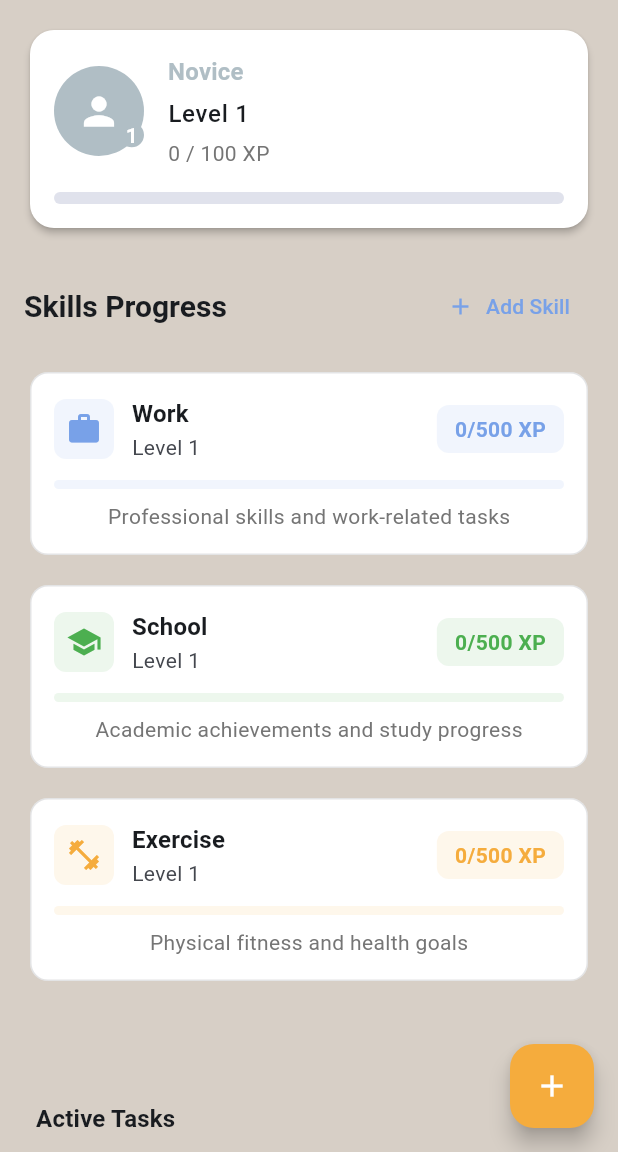
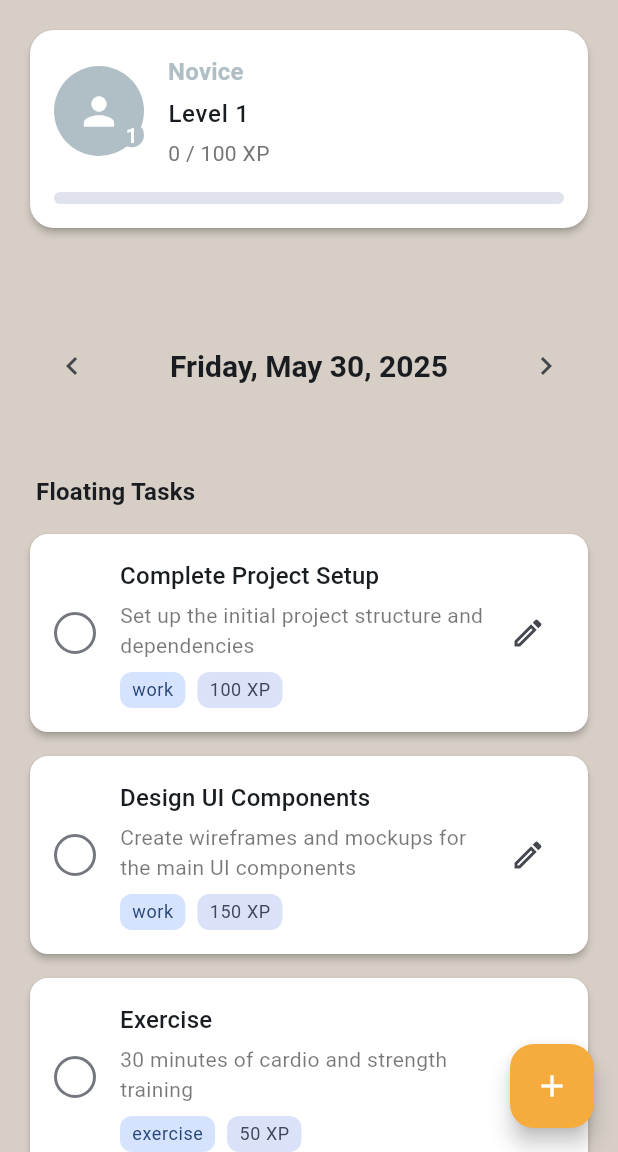
Before and after one commit to dukenewt/Levels, a Flutter app: the screen it shows after launch, on a phone screen of 412 x 824 dp, the part 84-1236 px from its top. Run offline on Flutter 3.47's test engine with Material 3 defaults, Android fonts, the phone set to English and light mode, and no system bars; our stand-ins replace cloud_firestore, firebase_auth, firebase_core, fl_chart, shared_preferences, table_calendar; accounts and stored records are empty; generated files the repository leaves out were written again.

Commit message:
Improve empty state and floating tasks: gradient background, floating tasks section, and correct placeholder logic

```diff
--- a/lib/screens/task_dashboard_screen.dart
+++ b/lib/screens/task_dashboard_screen.dart
@@ -17,6 +17,8 @@ import 'skill_details_screen.dart';
 import '../widgets/level_indicator.dart';
 import 'settings_screen.dart';
 import '../providers/settings_provider.dart';
+import 'package:table_calendar/table_calendar.dart';
+import 'package:intl/intl.dart';
 
 class TaskDashboardScreen extends StatefulWidget {
   const TaskDashboardScreen({Key? key}) : super(key: key);
@@ -31,10 +33,15 @@ class _TaskDashboardScreenState extends State<TaskDashboardScreen> {
   final List<String> _defaultCategories = ['Work', 'Personal', 'Health', 'Learning', 'Other'];
   List<String> _customCategories = [];
 
+  DateTime _focusedDay = DateTime.now();
+  DateTime? _selectedDay;
+
   @override
   void initState() {
     super.initState();
     _scrollController.addListener(_scrollListener);
+    _selectedDay = DateTime.now();
+    _focusedDay = DateTime.now();
   }
 
   @override
@@ -126,7 +133,50 @@ class _TaskDashboardScreenState extends State<TaskDashboardScreen> {
   Widget build(BuildContext context) {
     final userProvider = Provider.of<UserProvider>(context);
     final taskProvider = Provider.of<TaskProvider>(context);
+    final skillProvider = Provider.of<SkillProvider>(context);
     final theme = Theme.of(context);
+
+    // Ensure skills are loaded
+    if (skillProvider.skills.isEmpty) {
+      skillProvider.loadSkills();
+    }
+
+    // Filter tasks for selected day
+    List<Task> filteredTasks = _selectedDay == null
+      ? taskProvider.getFilteredActiveTasks(context)
+      : taskProvider.getFilteredActiveTasks(context).where((task) {
+          if (task.dueDate == null) return false;
+          return task.dueDate!.year == _selectedDay!.year &&
+                 task.dueDate!.month == _selectedDay!.month &&
+                 task.dueDate!.day == _selectedDay!.day;
+        }).toList();
+
+    // All Day tasks: tasks with a date but no time (00:00)
+    List<Task> allDayTasks = filteredTasks.where((task) {
+      if (task.dueDate == null) return false;
+      return task.dueDate!.hour == 0 && task.dueDate!.minute == 0;
+    }).toList();
+
+    // Timed tasks: tasks with a date and a time
+    List<Task> timedTasks = filteredTasks.where((task) {
+      if (task.dueDate == null) return false;
+      return !(task.dueDate!.hour == 0 && task.dueDate!.minute == 0);
+    }).toList();
+
+    // No Date tasks: tasks with no dueDate at all
+    List<Task> noDateTasks = taskProvider.getFilteredActiveTasks(context).where((task) => task.dueDate == null).toList();
+
+    // Get tasks for the next 7 days (week view)
+    List<Map<String, dynamic>> weekTasks = List.generate(7, (i) {
+      final day = _focusedDay.add(Duration(days: i - _focusedDay.weekday + 1));
+      final tasksForDay = taskProvider.getFilteredActiveTasks(context).where((task) {
+        if (task.dueDate == null) return false;
+        return task.dueDate!.year == day.year &&
+               task.dueDate!.month == day.month &&
+               task.dueDate!.day == day.day;
+      }).toList();
+      return {'date': day, 'tasks': tasksForDay};
+    });
 
     return Scaffold(
       drawer: Drawer(
@@ -285,36 +335,170 @@ class _TaskDashboardScreenState extends State<TaskDashboardScreen> {
                     },
                   ),
                   const SizedBox(height: 24),
-
-                  // Skills Progress Section
-                  Row(
+                ],
+              ),
+            ),
+          ),
+          // Calendar Widget
+          SliverToBoxAdapter(
+            child: Padding(
+              padding: const EdgeInsets.symmetric(horizontal: 16.0, vertical: 8.0),
+              child: Column(
+                crossAxisAlignment: CrossAxisAlignment.start,
+                children: [
+                  // Daily View Header ONLY (no calendar)
+                  Padding(
+                    padding: const EdgeInsets.symmetric(horizontal: 8.0, vertical: 16.0),
+                    child: Row(
                       mainAxisAlignment: MainAxisAlignment.spaceBetween,
                       children: [
+                        IconButton(
+                          icon: const Icon(Icons.chevron_left),
+                          onPressed: () {
+                            setState(() {
+                              _selectedDay = _selectedDay?.subtract(const Duration(days: 1));
+                              _focusedDay = _focusedDay.subtract(const Duration(days: 1));
+                            });
+                          },
+                        ),
                         Text(
-                        'Skills Progress',
+                          DateFormat('EEEE, MMMM d, yyyy').format(_selectedDay ?? DateTime.now()),
                           style: theme.textTheme.titleLarge?.copyWith(
                             fontWeight: FontWeight.bold,
                           ),
                         ),
-                      TextButton.icon(
+                        IconButton(
+                          icon: const Icon(Icons.chevron_right),
                           onPressed: () {
-                          Navigator.push(
-                            context,
-                            MaterialPageRoute(builder: (context) => const SkillsScreen()),
-                          );
+                            setState(() {
+                              _selectedDay = _selectedDay?.add(const Duration(days: 1));
+                              _focusedDay = _focusedDay.add(const Duration(days: 1));
+                            });
                           },
-                        icon: const Icon(Icons.add),
-                        label: const Text('Add Skill'),
-                        style: TextButton.styleFrom(
-                          foregroundColor: theme.colorScheme.primary,
+                        ),
+                      ],
                     ),
                   ),
                 ],
               ),
-                  const SizedBox(height: 16),
+            ),
+          ),
+          if (filteredTasks.isEmpty && noDateTasks.isEmpty)
+            const SliverFillRemaining(
+              child: EmptyTasksPlaceholder(),
+            )
+          else ...[
+            SliverList(
+              delegate: SliverChildListDelegate([
+                // Active Tasks Section
+                if (timedTasks.isNotEmpty) ...[
+                  Padding(
+                    padding: const EdgeInsets.fromLTRB(24, 24, 24, 8),
+                    child: Text(
+                      'Tasks for ${DateFormat('MMM d, yyyy').format(_selectedDay!)}',
+                      style: Theme.of(context).textTheme.titleMedium?.copyWith(
+                        fontWeight: FontWeight.w600,
+                      ),
+                    ),
+                  ),
+                  ...timedTasks.map((task) => Padding(
+                    padding: const EdgeInsets.symmetric(horizontal: 16.0, vertical: 4.0),
+                    child: TaskTile(
+                      key: ValueKey("active-${task.id}"),
+                      task: task,
+                      onDismissed: (direction) async {
+                        await taskProvider.completeTask(task.id);
+                        if (!mounted) return;
+                        setState(() {}); // Refresh the UI after task completion
+                      },
+                    ),
+                  )).toList(),
+                ],
+                if (allDayTasks.isNotEmpty) ...[
+                  Padding(
+                    padding: const EdgeInsets.fromLTRB(24, 16, 24, 8),
+                    child: Text(
+                      'All Day',
+                      style: Theme.of(context).textTheme.titleMedium?.copyWith(
+                        fontWeight: FontWeight.w600,
+                      ),
+                    ),
+                  ),
+                  ...allDayTasks.map((task) => Padding(
+                    padding: const EdgeInsets.symmetric(horizontal: 16.0, vertical: 4.0),
+                    child: TaskTile(
+                      key: ValueKey("allday-${task.id}"),
+                      task: task,
+                      onDismissed: (direction) async {
+                        await taskProvider.completeTask(task.id);
+                        if (!mounted) return;
+                        setState(() {});
+                      },
+                    ),
+                  )).toList(),
+                ],
+                // Completed Tasks Section
+                if (taskProvider.completedTasksToday.isNotEmpty) ...[
+                  Padding(
+                    padding: const EdgeInsets.fromLTRB(24, 24, 24, 8),
+                    child: Text(
+                      'Completed Today',
+                      style: Theme.of(context).textTheme.titleMedium?.copyWith(
+                        fontWeight: FontWeight.w600,
+                      ),
+                    ),
+                  ),
+                  ...taskProvider.completedTasksToday.map((task) => Padding(
+                    padding: const EdgeInsets.symmetric(horizontal: 16.0, vertical: 4.0),
+                    child: TaskTile(
+                      key: ValueKey("completed-${task.id}"),
+                      task: task,
+                      onDismissed: null, // Completed tasks can't be dismissed
+                    ),
+                  )).toList(),
+                ],
+                // Floating Tasks Section (moved to bottom)
+                if (noDateTasks.isNotEmpty) ...[
+                  Padding(
+                    padding: const EdgeInsets.fromLTRB(24, 24, 24, 8),
+                    child: Text(
+                      'Floating Tasks',
+                      style: Theme.of(context).textTheme.titleMedium?.copyWith(
+                        fontWeight: FontWeight.w600,
+                      ),
+                    ),
+                  ),
+                  ...noDateTasks.map((task) => Padding(
+                    padding: const EdgeInsets.symmetric(horizontal: 16.0, vertical: 4.0),
+                    child: TaskTile(
+                      key: ValueKey("floating-${task.id}"),
+                      task: task,
+                      onDismissed: (direction) async {
+                        await taskProvider.completeTask(task.id);
+                        if (!mounted) return;
+                        setState(() {});
+                      },
+                    ),
+                  )).toList(),
+                ],
+                // Add some padding at the bottom
+                const SizedBox(height: 24),
+              ]),
+            ),
+            // Skills Progress Section (Expandable)
+            SliverToBoxAdapter(
+              child: Padding(
+                padding: const EdgeInsets.symmetric(horizontal: 16.0, vertical: 0),
+                child: ExpansionTile(
+                  title: Text(
+                    'Skills Progress',
+                    style: theme.textTheme.titleLarge?.copyWith(fontWeight: FontWeight.bold),
+                  ),
+                  leading: const Icon(Icons.bar_chart),
+                  children: [
                     Consumer<SkillProvider>(
                       builder: (context, skillProvider, child) {
-                      final skills = skillProvider.getSkillsList();
+                        final skills = skillProvider.skills;
                         return Column(
                           children: skills.map((skill) => Padding(
                             padding: const EdgeInsets.only(bottom: 12),
@@ -384,7 +568,7 @@ class _TaskDashboardScreenState extends State<TaskDashboardScreen> {
                                               borderRadius: BorderRadius.circular(8),
                                             ),
                                             child: Text(
-                                            '${skill.currentXp}/${skill.xpToNextLevel} XP',
+                                              '${skill.currentXp} / ${skill.xpForNextLevel} XP',
                                               style: TextStyle(
                                                 color: skill.color,
                                                 fontWeight: FontWeight.w600,
@@ -421,67 +605,11 @@ class _TaskDashboardScreenState extends State<TaskDashboardScreen> {
                         );
                       },
                     ),
-                  const SizedBox(height: 24),
                   ],
                 ),
               ),
             ),
-          if (taskProvider.tasks.isEmpty)
-            const SliverFillRemaining(
-              child: EmptyTasksPlaceholder(),
-            )
-          else
-            SliverList(
-              delegate: SliverChildListDelegate([
-                // Active Tasks Section
-                if (taskProvider.getFilteredActiveTasks(context).isNotEmpty) ...[
-                  Padding(
-                    padding: const EdgeInsets.fromLTRB(24, 24, 24, 8),
-                    child: Text(
-                      'Active Tasks',
-                      style: Theme.of(context).textTheme.titleMedium?.copyWith(
-                        fontWeight: FontWeight.w600,
-                      ),
-                    ),
-                  ),
-                  ...taskProvider.getFilteredActiveTasks(context).map((task) => Padding(
-                    padding: const EdgeInsets.symmetric(horizontal: 16.0, vertical: 4.0),
-                    child: TaskTile(
-                      key: ValueKey("active-${task.id}"),
-                      task: task,
-                      onDismissed: (direction) async {
-                        await taskProvider.completeTask(task.id);
-                        setState(() {}); // Refresh the UI after task completion
-                      },
-                    ),
-                  )).toList(),
           ],
-
-                // Completed Tasks Section
-                if (taskProvider.completedTasksToday.isNotEmpty) ...[
-                  Padding(
-                    padding: const EdgeInsets.fromLTRB(24, 24, 24, 8),
-                    child: Text(
-                      'Completed Today',
-                      style: Theme.of(context).textTheme.titleMedium?.copyWith(
-                        fontWeight: FontWeight.w600,
-                      ),
-                    ),
-                  ),
-                  ...taskProvider.completedTasksToday.map((task) => Padding(
-                    padding: const EdgeInsets.symmetric(horizontal: 16.0, vertical: 4.0),
-                    child: TaskTile(
-                      key: ValueKey("completed-${task.id}"),
-                      task: task,
-                      onDismissed: null, // Completed tasks can't be dismissed
-                    ),
-                  )).toList(),
-                ],
-
-                // Add some padding at the bottom
-                const SizedBox(height: 24),
-              ]),
-            ),
         ],
       ),
       floatingActionButton: Column(
@@ -524,7 +652,7 @@ class _TaskDashboardScreenState extends State<TaskDashboardScreen> {
         return StatefulBuilder(
           builder: (context, setDialogState) {
             final skillProvider = Provider.of<SkillProvider>(context, listen: false);
-            final skills = skillProvider.getSkillsList();
+            final skills = skillProvider.skills;
 
             return AlertDialog(
               title: const Text('Add New Task'),
@@ -586,71 +714,6 @@ class _TaskDashboardScreenState extends State<TaskDashboardScreen> {
                       ),
                     ),
                     const SizedBox(height: 24),
-                    // Category Section
-                    Column(
-                      crossAxisAlignment: CrossAxisAlignment.start,
-                      children: [
-                        Row(
-                          mainAxisAlignment: MainAxisAlignment.spaceBetween,
-                          children: [
-                            Text(
-                              'Category',
-                              style: TextStyle(
-                                color: Colors.grey[800],
-                                fontWeight: FontWeight.w600,
-                                fontSize: 16,
-                              ),
-                            ),
-                            TextButton.icon(
-                              onPressed: () => _showAddCategoryDialog(dialogContext),
-                              icon: const Icon(Icons.add, size: 18),
-                              label: const Text('Add New'),
-                              style: TextButton.styleFrom(
-                                foregroundColor: const Color(0xFFFF8A43),
-                                padding: const EdgeInsets.symmetric(horizontal: 12, vertical: 8),
-                                shape: RoundedRectangleBorder(
-                                  borderRadius: BorderRadius.circular(12),
-                                  side: const BorderSide(color: Color(0xFFFF8A43), width: 1),
-                                ),
-                              ),
-                            ),
-                          ],
-                        ),
-                        const SizedBox(height: 8),
-                        Container(
-                          padding: const EdgeInsets.symmetric(horizontal: 12),
-                          decoration: BoxDecoration(
-                            color: Colors.grey[50],
-                            border: Border.all(color: Colors.grey[300]!),
-                            borderRadius: BorderRadius.circular(12),
-                          ),
-                          child: DropdownButtonHideUnderline(
-                            child: DropdownButton<String>(
-                              value: selectedCategory,
-                              isExpanded: true,
-                              icon: const Icon(Icons.arrow_drop_down),
-                              iconSize: 24,
-                              style: TextStyle(
-                                color: Colors.grey[800],
-                                fontSize: 16,
-                              ),
-                              items: [..._defaultCategories, ..._customCategories]
-                                  .map((category) => DropdownMenuItem(
-                                        value: category,
-                                        child: Text(category),
-                                      ))
-                                  .toList(),
-                              onChanged: (value) {
-                                setDialogState(() {
-                                  selectedCategory = value!;
-                                });
-                              },
-                            ),
-                          ),
-                        ),
-                      ],
-                    ),
-                    const SizedBox(height: 16),
                     // XP Reward Section
                     Column(
                       crossAxisAlignment: CrossAxisAlignment.start,
@@ -1079,7 +1142,7 @@ class _TaskDashboardScreenState extends State<TaskDashboardScreen> {
                         id: DateTime.now().millisecondsSinceEpoch.toString(),
                         title: title,
                         description: descriptionController.text.trim(),
-                        category: selectedCategory,
+                        category: '', // No category
                         xpReward: xpReward,
                         dueDate: selectedDate != null && selectedTime != null
                             ? DateTime(
```
Also changed, not shown: lib/widgets/empty_tasks_placeholder.dart (+67 -11 lines). Lines whose indentation alone changed are shown as unchanged.
